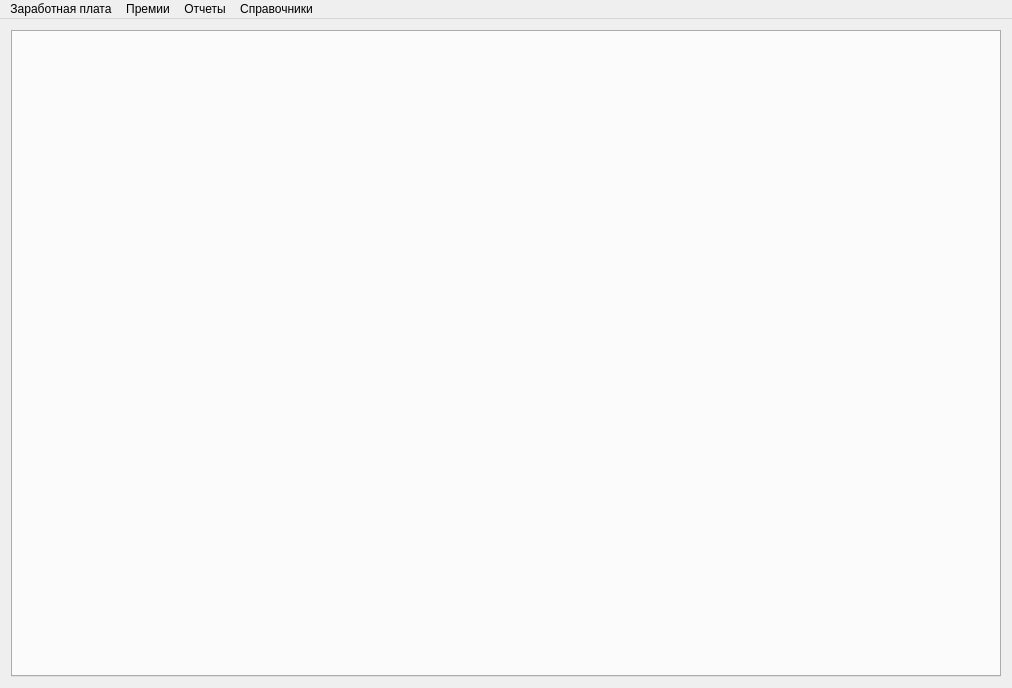
Before: the Qt Designer form mainwindow.ui in Sergeyego/el_zp, drawn with Qt 5.
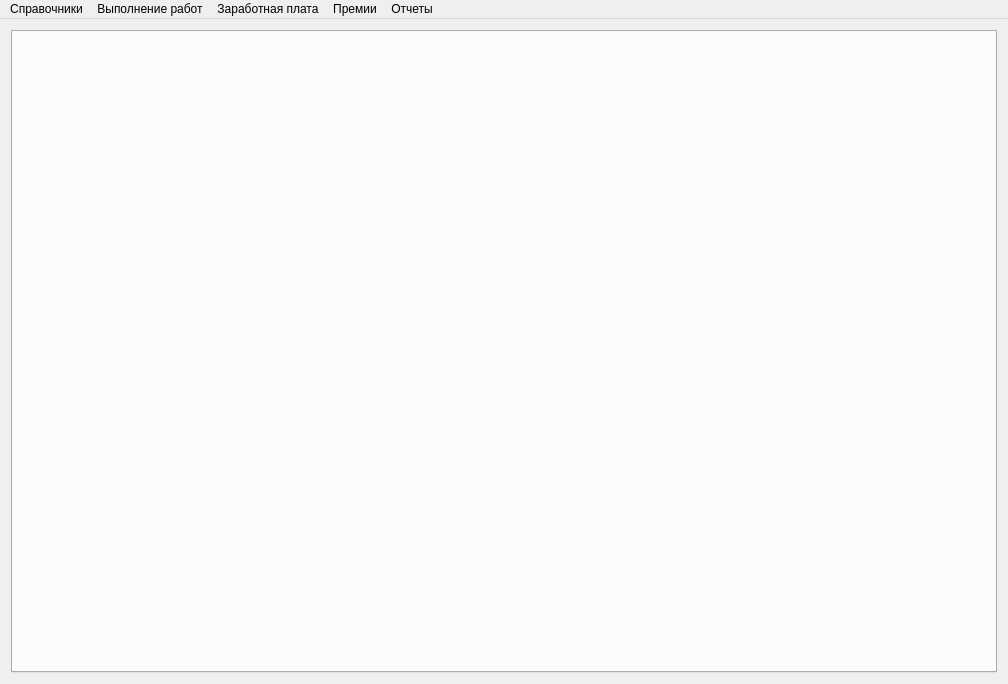
After: the same form once the commit is applied.

Commit message: Начал делать выполнение работ

```diff
--- a/mainwindow.ui
+++ b/mainwindow.ui
@@ -6,8 +6,8 @@
    <rect>
     <x>0</x>
     <y>0</y>
-    <width>1012</width>
-    <height>688</height>
+    <width>1008</width>
+    <height>684</height>
    </rect>
   </property>
   <property name="windowTitle">
@@ -23,6 +23,9 @@
       <property name="tabsClosable">
        <bool>true</bool>
       </property>
+      <property name="movable">
+       <bool>true</bool>
+      </property>
      </widget>
     </item>
    </layout>
@@ -32,7 +35,7 @@
     <rect>
      <x>0</x>
      <y>0</y>
-     <width>1012</width>
+     <width>1008</width>
      <height>25</height>
     </rect>
    </property>
@@ -63,10 +66,17 @@
     <addaction name="actionLiter"/>
     <addaction name="actionTarif"/>
    </widget>
+   <widget class="QMenu" name="menu_5">
+    <property name="title">
+     <string>Выполнение работ</string>
+    </property>
+    <addaction name="actionJob"/>
+   </widget>
+   <addaction name="menu_4"/>
+   <addaction name="menu_5"/>
    <addaction name="menu"/>
    <addaction name="menu_2"/>
    <addaction name="menu_3"/>
-   <addaction name="menu_4"/>
   </widget>
   <action name="actionCalcWage">
    <property name="text">
```
Left out of the diff: 5 changed lines with no effect on the pictures. The commit also changes 19 other files.
